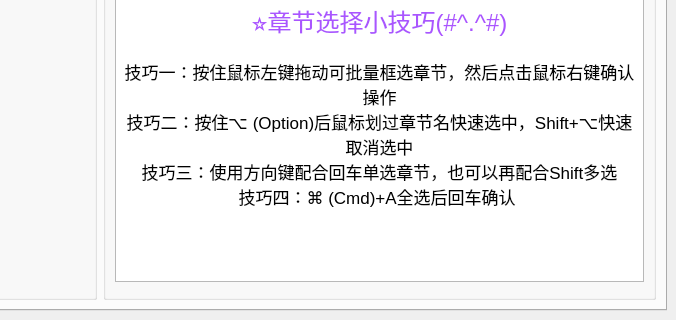
The window that src/ui/PySide_src/mainWindow_mac.ui (Zeal-L/BiliBili-Manga-Downloader) describes before a commit, drawn with Qt 5; both pictures show x 476 to 1152 and y 379 to 699 of the 1152 by 699 pixel window.
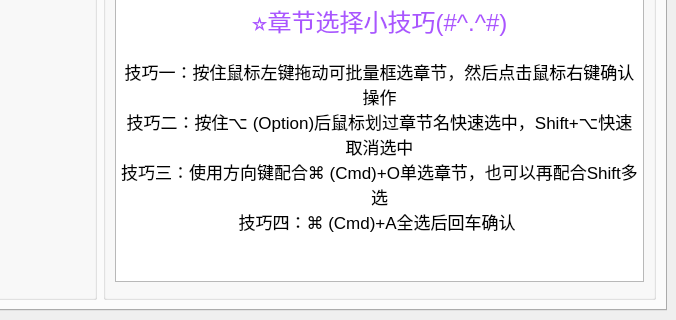
The same window after the commit. The open tabs and pages were chosen to show the change. Icons and pictures are not drawn.

Commit message: 🎨 更新 mac 平台关于多选章节小技巧的提示文字

Diff of the .ui file:
```diff
--- a/src/ui/PySide_src/mainWindow_mac.ui
+++ b/src/ui/PySide_src/mainWindow_mac.ui
@@ -491,7 +491,7 @@
 &lt;p style=&quot;-qt-paragraph-type:empty; margin-top:0px; margin-bottom:0px; margin-left:0px; margin-right:0px; -qt-block-indent:0; text-indent:0px; font-family:'Helvetica';&quot;&gt;&lt;br /&gt;&lt;/p&gt;
 &lt;p align=&quot;center&quot; style=&quot; margin-top:0px; margin-bottom:0px; margin-left:0px; margin-right:0px; -qt-block-indent:0; text-indent:0px;&quot;&gt;&lt;span style=&quot; font-family:'Helvetica';&quot;&gt;技巧一：按住鼠标左键拖动可批量框选章节，然后点击鼠标右键确认操作&lt;/span&gt;&lt;/p&gt;
 &lt;p align=&quot;center&quot; style=&quot; margin-top:0px; margin-bottom:0px; margin-left:0px; margin-right:0px; -qt-block-indent:0; text-indent:0px;&quot;&gt;&lt;span style=&quot; font-family:'Helvetica';&quot;&gt;技巧二：按住⌥ (Option)后鼠标划过章节名快速选中，Shift+⌥快速取消选中&lt;/span&gt;&lt;/p&gt;
-&lt;p align=&quot;center&quot; style=&quot; margin-top:0px; margin-bottom:0px; margin-left:0px; margin-right:0px; -qt-block-indent:0; text-indent:0px;&quot;&gt;&lt;span style=&quot; font-family:'Helvetica';&quot;&gt;技巧三：使用方向键配合回车单选章节，也可以再配合Shift多选&lt;/span&gt;&lt;/p&gt;
+&lt;p align=&quot;center&quot; style=&quot; margin-top:0px; margin-bottom:0px; margin-left:0px; margin-right:0px; -qt-block-indent:0; text-indent:0px;&quot;&gt;&lt;span style=&quot; font-family:'Helvetica';&quot;&gt;技巧三：使用方向键配合⌘ (Cmd)+O单选章节，也可以再配合Shift多选&lt;/span&gt;&lt;/p&gt;
 &lt;p align=&quot;center&quot; style=&quot; margin-top:0px; margin-bottom:0px; margin-left:0px; margin-right:0px; -qt-block-indent:0; text-indent:0px;&quot;&gt;&lt;span style=&quot; font-family:'Helvetica';&quot;&gt;技巧四：⌘ (Cmd)+A全选后回车确认 &lt;/span&gt;&lt;/p&gt;
 &lt;p style=&quot;-qt-paragraph-type:empty; margin-top:0px; margin-bottom:0px; margin-left:0px; margin-right:0px; -qt-block-indent:0; text-indent:0px; font-family:'Helvetica';&quot;&gt;&lt;br /&gt;&lt;/p&gt;&lt;/body&gt;&lt;/html&gt;</string>
              </property>
```
Left out of the diff: 8 changed lines with no effect on the pictures. The commit also changes 1 other file.
